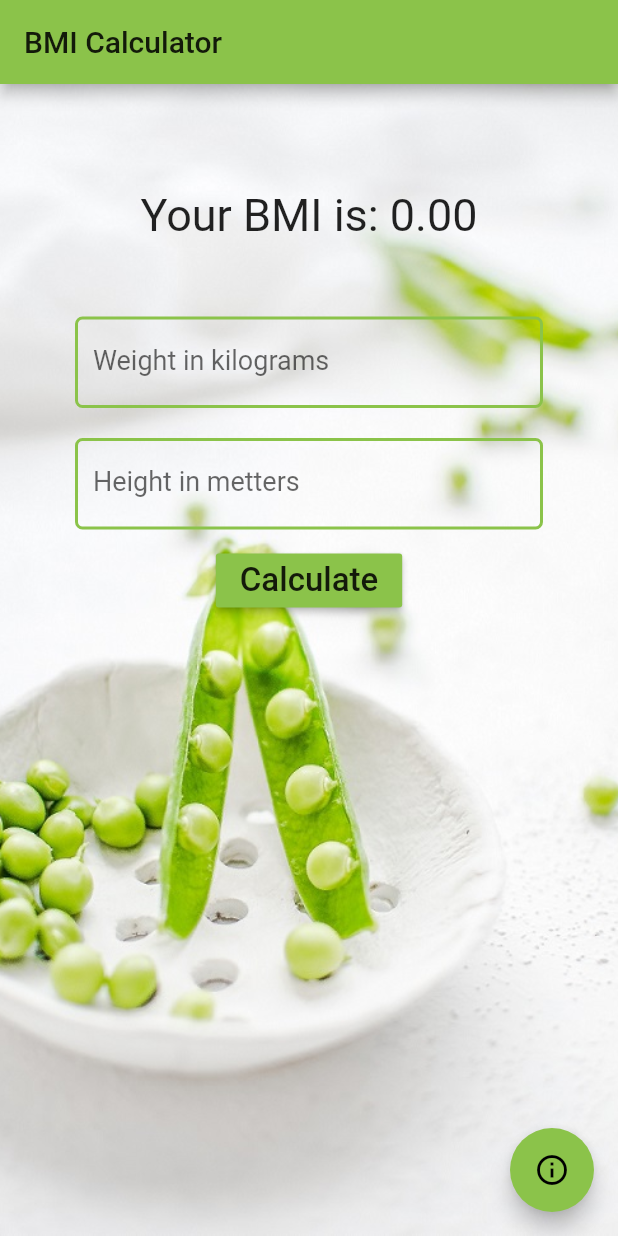
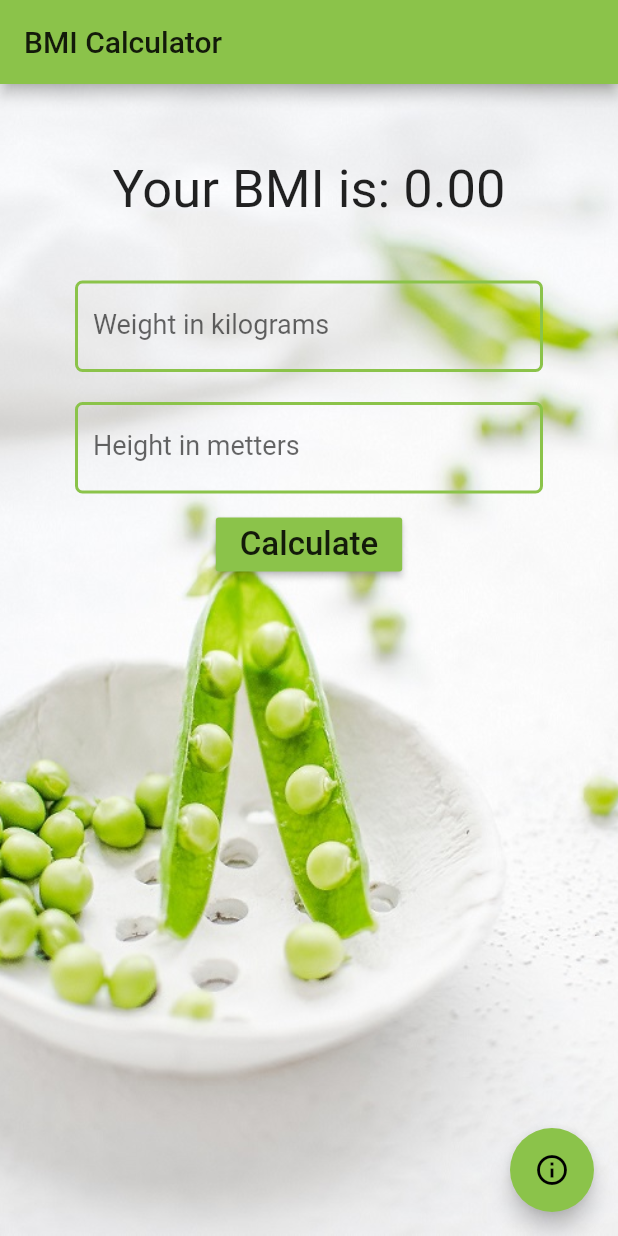
Before and after one commit to MadTiger2409/BMI-Flutter-App, a Flutter app: the screen it shows after launch, on a phone screen of 412 x 824 dp. Run offline on Flutter 3.47's test engine with Material 2 defaults, Android fonts, the phone set to English and light mode, and no system bars; drawn by our look-alikes of auto_size_text.

Commit message:
A little fix to layout and BMI Text widget.

```diff
--- a/flutter_app/lib/pages/home/myHomePageState.dart
+++ b/flutter_app/lib/pages/home/myHomePageState.dart
@@ -62,11 +62,12 @@ class MyHomePageState extends State<MyHomePage> {
               mainAxisAlignment: MainAxisAlignment.start,
               children: <Widget>[
                 Container(
-                  margin: EdgeInsets.only(bottom: 50.00, top: 20.00),
-                  child: Text(
+                  margin: EdgeInsets.only(bottom: 40.00),
+                  child: AutoSizeText(
                     'Your BMI is: ${_bmi.toStringAsFixed(2)}',
+                    maxLines: 1,
                     style: TextStyle(
-                      fontSize: 30.00,
+                      fontSize: 35.00,
                     ),
                   ),
                 ),
```
